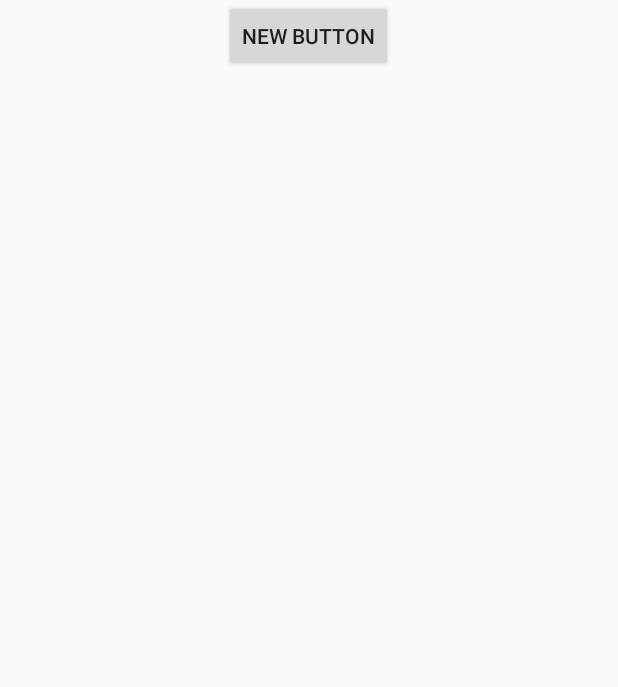
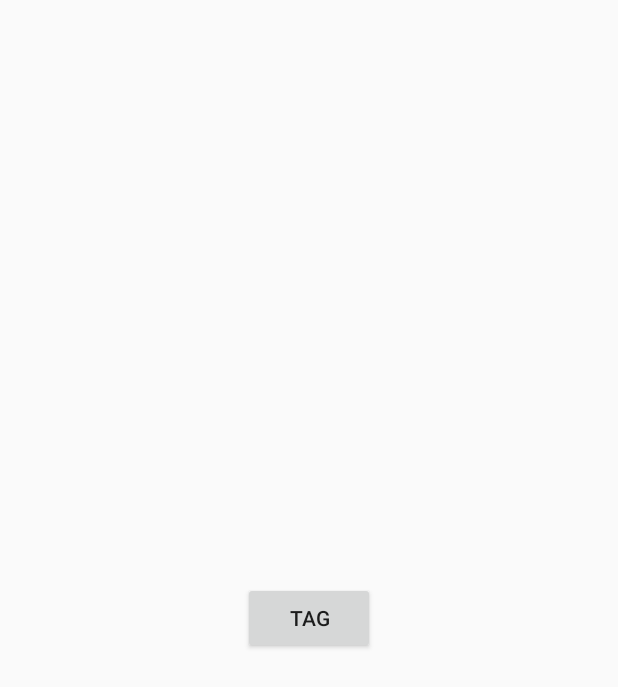
Before and after one commit to dave-abelson/ImageRecT, an Android app: the layout activity_tag.xml on its own in the app's theme, with its tools: preview values and no code run, on a phone screen of 412 x 824 dp. Shown: the top 687 px of the screen. Run offline under Robolectric (Android 15) with nearby library versions, the phone set to English and light mode, and no system bars.

```diff
--- a/app/src/main/res/layout/activity_tag.xml
+++ b/app/src/main/res/layout/activity_tag.xml
@@ -1,13 +1,16 @@
 <?xml version="1.0" encoding="utf-8"?>
-<LinearLayout xmlns:android="http://schemas.android.com/apk/res/android"
+<RelativeLayout xmlns:android="http://schemas.android.com/apk/res/android"
     android:orientation="vertical" android:layout_width="match_parent"
     android:layout_height="match_parent">
 
     <Button
         android:layout_width="wrap_content"
         android:layout_height="wrap_content"
-        android:text="New Button"
+        android:text="Tag"
         android:id="@+id/button3"
         android:layout_gravity="center_horizontal"
-        android:textAlignment="center" />
-</LinearLayout>
+        android:textAlignment="center"
+        android:layout_centerVertical="true"
+        android:layout_centerHorizontal="true" />
+
+</RelativeLayout>
```
Also changed, not shown: app/src/main/java/com/example/daveabelson/imagerect/TagActivity.java (added, +50 -0 lines).
